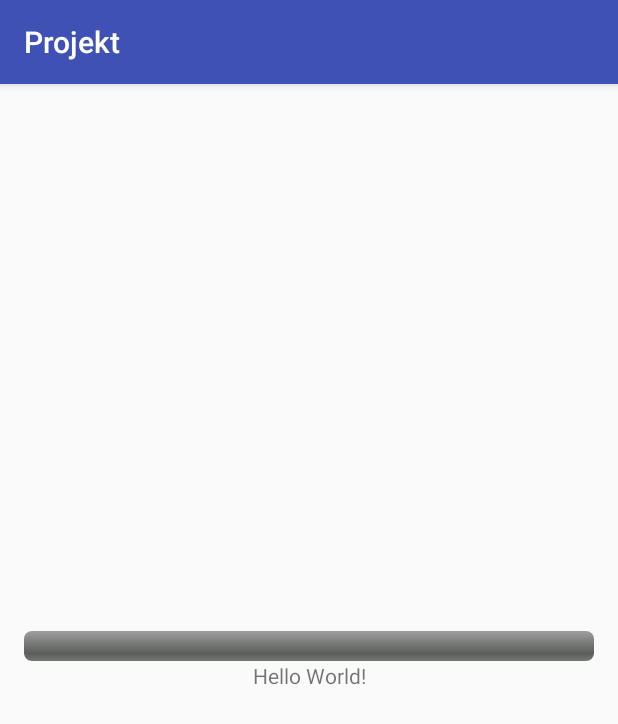
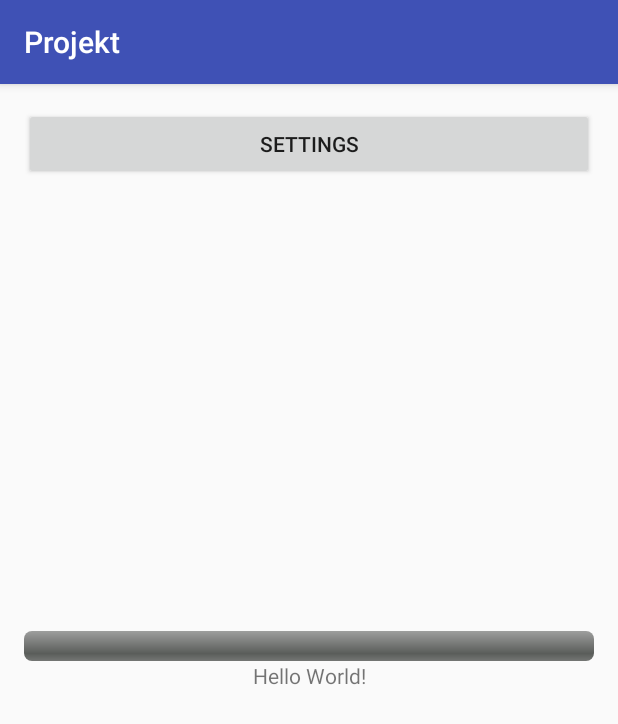
Before and after one commit to NBerlin/MAMN01Projekt, an Android app: the screen it shows after launch (MainActivity), on a phone screen of 412 x 824 dp. Shown: the top 724 px of the screen. Run offline under Robolectric (Android 15) with nearby library versions, the light colour scheme and no system bars.

Commit message:
PreferenceActivity mockup implemented

```diff
--- a/app/build.gradle
+++ b/app/build.gradle
@@ -4,7 +4,7 @@ android {
     compileSdkVersion 27
     defaultConfig {
         applicationId "grupp1.projekt"
-        minSdkVersion 22
+        minSdkVersion 24
         targetSdkVersion 27
         versionCode 1
         versionName "1.0"
@@ -23,6 +23,8 @@ dependencies {
     implementation 'com.android.support:appcompat-v7:27.1.1'
     implementation 'com.android.support.constraint:constraint-layout:1.1.0'
     implementation 'com.android.support:support-v4:27.1.1'
+    implementation 'com.android.support:preference-v7:27.1.1'
+    implementation 'com.android.support:preference-v14:27.1.1'
     testImplementation 'junit:junit:4.12'
     androidTestImplementation 'com.android.support.test:runner:1.0.1'
     androidTestImplementation 'com.android.support.test.espresso:espresso-core:3.0.1'
--- a/app/src/main/AndroidManifest.xml
+++ b/app/src/main/AndroidManifest.xml
@@ -16,6 +16,10 @@
                 <category android:name="android.intent.category.LAUNCHER" />
             </intent-filter>
         </activity>
+        <activity
+            android:name=".settings.SettingActivity"
+            android:label="@string/title_activity_setting"
+            android:theme="@style/AppTheme.NoActionBar"></activity>
     </application>
 
 </manifest>
--- a/app/src/main/java/grupp1/projekt/MainActivity.java
+++ b/app/src/main/java/grupp1/projekt/MainActivity.java
@@ -1,20 +1,25 @@
 package grupp1.projekt;
 
+import android.content.Intent;
 import android.support.v7.app.AppCompatActivity;
 import android.os.Bundle;
+import android.view.View;
+import android.widget.Button;
 import android.widget.ProgressBar;
 import android.widget.TextView;
 
 import grupp1.projekt.detector.Detector;
 import grupp1.projekt.detector.DetectorListener;
 import grupp1.projekt.detector.SensorEnums;
+import grupp1.projekt.settings.SettingActivity;
 
-public class MainActivity extends AppCompatActivity implements DetectorListener {
+public class MainActivity extends AppCompatActivity implements DetectorListener, View.OnClickListener {
 
     private Detector mDetector;
 
     private TextView mTextView;
     private ProgressBar mProgressView;
+    private Button mSettingsButton;
 
     @Override
     protected void onCreate(Bundle savedInstanceState) {
@@ -23,6 +28,7 @@ public class MainActivity extends AppCompatActivity implements DetectorListener
 
         mTextView = findViewById(R.id.main_text);
         mProgressView = findViewById(R.id.progress_text);
+        mSettingsButton = findViewById(R.id.button_settings);
 
         mDetector = new Detector(this);
     }
@@ -32,6 +38,8 @@ public class MainActivity extends AppCompatActivity implements DetectorListener
         super.onStart();
         mDetector.registerListener(this);
         mDetector.start();
+
+        mSettingsButton.setOnClickListener(this);
     }
 
     @Override
@@ -45,4 +53,10 @@ public class MainActivity extends AppCompatActivity implements DetectorListener
     public void onStateChange(SensorEnums state) {
         mTextView.setText("State " + state);
     }
+
+    @Override
+    public void onClick(View v) {
+        Intent intent = new Intent(this, SettingActivity.class);
+        startActivity(intent);
+    }
 }
--- a/app/src/main/res/layout/activity_main.xml
+++ b/app/src/main/res/layout/activity_main.xml
@@ -6,6 +6,11 @@
     android:layout_height="match_parent"
     android:padding="16dp"
     tools:context=".MainActivity">
+    <Button
+        android:id="@+id/button_settings"
+        android:layout_width="match_parent"
+        android:layout_height="wrap_content"
+        android:text="Settings"/>
 
 
     <LinearLayout
--- /dev/null
+++ b/app/src/main/res/values/dimens.xml
@@ -0,0 +1,3 @@
+<resources>
+    <dimen name="fab_margin">16dp</dimen>
+</resources>
--- a/app/src/main/res/values/strings.xml
+++ b/app/src/main/res/values/strings.xml
@@ -75,4 +75,5 @@
     <string name="pref_title_vibrate">Vibrate</string>
     <string name="pref_title_study_goal_minutes">Study goal (minutes)</string>
     <string name="pref_title_pomodoro_enabled">Remind me to take breaks when studying</string>
+    <string name="title_activity_setting">SettingActivity</string>
 </resources>
--- a/app/src/main/res/values/styles.xml
+++ b/app/src/main/res/values/styles.xml
@@ -6,6 +6,16 @@
         <item name="colorPrimary">@color/colorPrimary</item>
         <item name="colorPrimaryDark">@color/colorPrimaryDark</item>
         <item name="colorAccent">@color/colorAccent</item>
+        <item name="preferenceTheme">@style/PreferenceThemeOverlay.v14.Material</item>
     </style>
 
+    <style name="AppTheme.NoActionBar">
+        <item name="windowActionBar">false</item>
+        <item name="windowNoTitle">true</item>
+    </style>
+
+    <style name="AppTheme.AppBarOverlay" parent="ThemeOverlay.AppCompat.Dark.ActionBar" />
+
+    <style name="AppTheme.PopupOverlay" parent="ThemeOverlay.AppCompat.Light" />
+
 </resources>
--- a/app/src/main/res/xml/pref_general.xml
+++ b/app/src/main/res/xml/pref_general.xml
@@ -3,6 +3,7 @@
     <EditTextPreference
         android:defaultValue="240"
         android:inputType="number"
+        android:numeric="integer"
         android:key="study_goal_minutes"
         android:maxLines="1"
         android:selectAllOnFocus="true"
@@ -10,7 +11,7 @@
         android:title="@string/pref_title_study_goal_minutes" />
 
     <SwitchPreference
-        android:defaultValue="true"
+        android:defaultValue="false"
         android:key="pomodoro_enabled"
         android:summary="@string/pref_description_social_recommendations"
         android:title="@string/pref_title_pomodoro_enabled" />
```
Also changed, not shown: app/src/main/java/grupp1/projekt/settings/SettingActivity.java (added, +22 -0 lines), app/src/main/java/grupp1/projekt/settings/SettingFragment.java (added, +21 -0 lines), app/src/main/res/layout/activity_setting.xml (added, +16 -0 lines), app/src/main/res/layout/fragment_settings.xml (added, +8 -0 lines).
